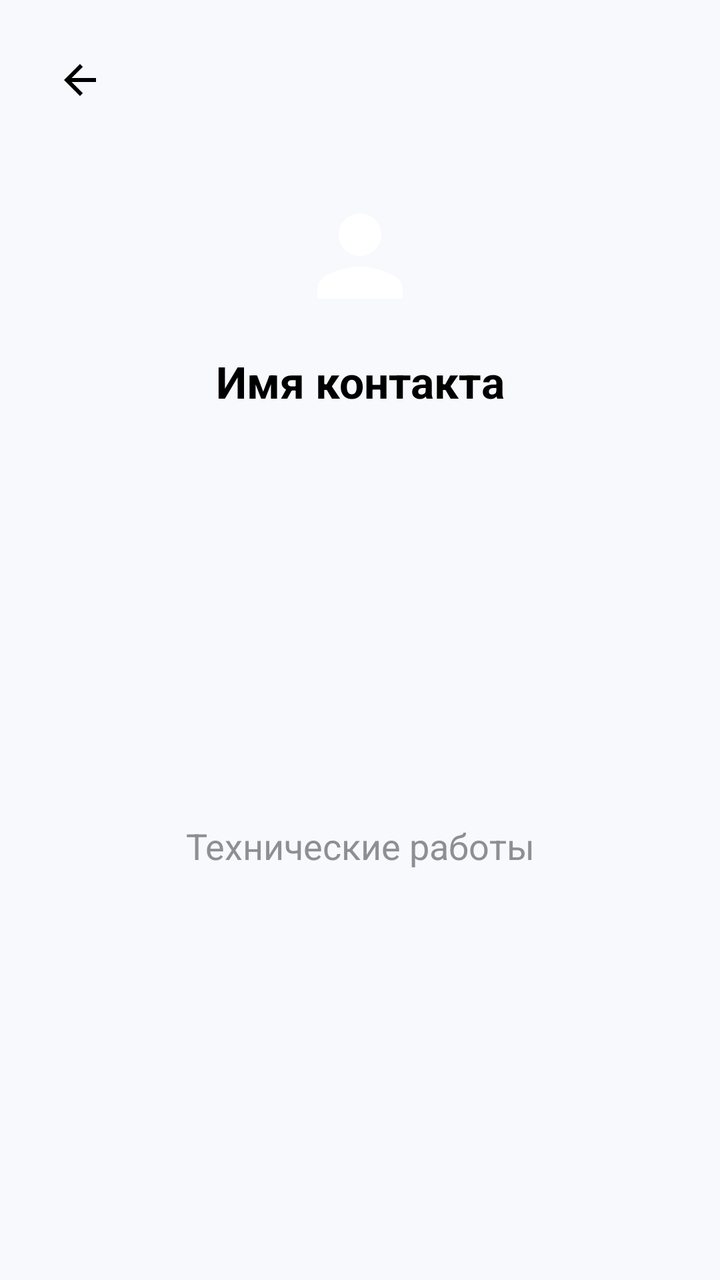
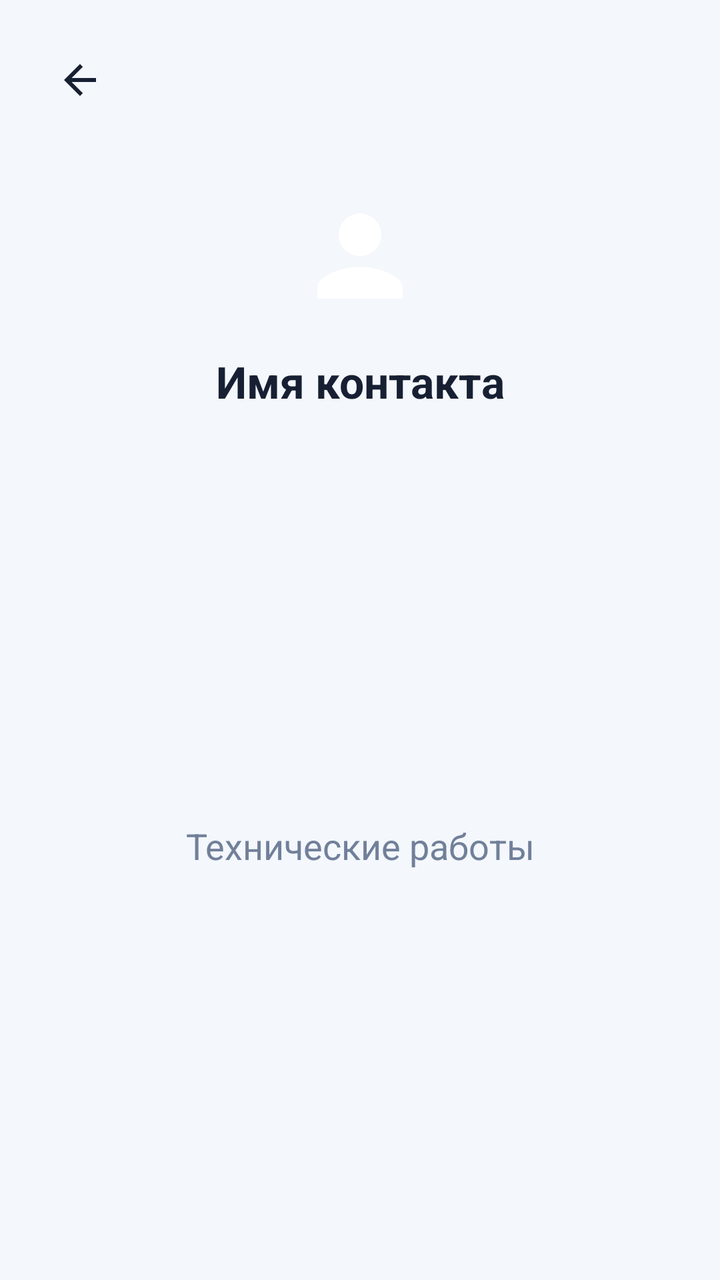

The first picture is an Android layout as it rendered before a commit; the second is the same layout after the commit. The layout source and the unified diff follow.
<!-- AndroidManifest.xml: application theme Theme.Prime -->
<!-- res/layout/activity_chat_person_content.xml -->
<?xml version="1.0" encoding="utf-8"?>
<androidx.constraintlayout.widget.ConstraintLayout xmlns:android="http://schemas.android.com/apk/res/android"
    xmlns:app="http://schemas.android.com/apk/res-auto"
    android:layout_width="match_parent"
    android:layout_height="match_parent"
    android:background="#F7F9FC">

    
    <View
        android:id="@+id/statusBarBackground"
        android:layout_width="match_parent"
        android:layout_height="100dp"
        android:background="#F7F9FC"
        app:layout_constraintTop_toTopOf="parent" />

    <ImageButton
        android:id="@+id/btnBack"
        android:layout_width="48dp"
        android:layout_height="48dp"
        android:layout_marginStart="16dp"
        android:layout_marginTop="16dp"
        android:background="?attr/selectableItemBackgroundBorderless"
        android:src="@drawable/ic_arrow_back"
        app:layout_constraintStart_toStartOf="parent"
        app:layout_constraintTop_toTopOf="parent"
        app:tint="@color/black" />

    <com.google.android.material.imageview.ShapeableImageView
        android:id="@+id/ivChatAvatar"
        android:layout_width="64dp"
        android:layout_height="64dp"
        android:layout_marginTop="32dp"
        android:scaleType="centerCrop"
        android:src="@drawable/ic_person"
        app:layout_constraintEnd_toEndOf="parent"
        app:layout_constraintStart_toStartOf="parent"
        app:layout_constraintTop_toBottomOf="@id/btnBack"
        app:shapeAppearanceOverlay="@style/Rounded15PercentImageView" />

    <TextView
        android:id="@+id/tvChatName"
        android:layout_width="wrap_content"
        android:layout_height="wrap_content"
        android:layout_marginTop="16dp"
        android:text="Имя контакта"
        android:textColor="@color/black"
        android:textSize="22sp"
        android:textStyle="bold"
        app:layout_constraintEnd_toEndOf="parent"
        app:layout_constraintStart_toStartOf="parent"
        app:layout_constraintTop_toBottomOf="@id/ivChatAvatar" />

    <TextView
        android:layout_width="wrap_content"
        android:layout_height="wrap_content"
        android:text="Технические работы"
        android:textSize="18sp"
        android:textColor="#8E8E93"
        app:layout_constraintBottom_toBottomOf="parent"
        app:layout_constraintEnd_toEndOf="parent"
        app:layout_constraintStart_toStartOf="parent"
        app:layout_constraintTop_toBottomOf="@id/tvChatName" />

</androidx.constraintlayout.widget.ConstraintLayout>
<!-- resources referenced by this layout -->
<resources>
  <color name="black">#FF000000</color>
  <!-- drawable ic_arrow_back (drawable) -->
  <vector xmlns:android="http://schemas.android.com/apk/res/android" android:autoMirrored="true" android:height="24dp" android:tint="#FFFFFF" android:viewportHeight="24" android:viewportWidth="24" android:width="24dp">
        
      <path android:fillColor="@android:color/white" android:pathData="M20,11H7.83l5.59,-5.59L12,4l-8,8 8,8 1.41,-1.41L7.83,13H20v-2z"/>
      
  </vector>
  <!-- drawable ic_person (drawable) -->
  <vector xmlns:android="http://schemas.android.com/apk/res/android" android:height="24dp" android:tint="#FFFFFF" android:viewportHeight="24" android:viewportWidth="24" android:width="24dp">
        
      <path android:fillColor="@android:color/white" android:pathData="M12,12c2.21,0 4,-1.79 4,-4s-1.79,-4 -4,-4 -4,1.79 -4,4 1.79,4 4,4zM12,14c-2.67,0 -8,1.34 -8,4v2h16v-2c0,-2.66 -5.33,-4 -8,-4z"/>
      
  </vector>
  <style name="Rounded15PercentImageView">
          <item name="cornerFamily">rounded</item>
          <item name="cornerSize">24dp</item>
      </style>
  <style name="Theme.Prime" parent="Theme.Material3.DayNight.NoActionBar">
          <item name="colorPrimary">@color/prime_background_blue</item>
          <item name="colorOnPrimary">@color/white</item>
          <item name="colorSecondary">@color/prime_button_teal</item>
          <item name="colorOnSecondary">@color/white</item>
          <item name="android:windowBackground">#F7F9FC</item>
          <item name="android:colorBackground">#F7F9FC</item>
          <item name="colorSurface">#F7F9FC</item>
          <item name="colorOnSurface">#1D1B20</item>
          <item name="colorSurfaceVariant">#E7E0EC</item>
          <item name="colorOnSurfaceVariant">#49454F</item>
          <item name="android:statusBarColor">@android:color/transparent</item>
          <item name="android:navigationBarColor">@android:color/transparent</item>
          <item name="android:windowLayoutInDisplayCutoutMode" tools:targetApi="p">shortEdges</item>
          <item name="android:windowLightStatusBar" tools:targetApi="m">true</item>
          <item name="android:windowLightNavigationBar" tools:targetApi="27">true</item>
  
          
          <item name="textAppearanceHeadlineLarge">@style/TextAppearance.Material3.HeadlineLarge</item>
          <item name="textAppearanceTitleMedium">@style/TextAppearance.Material3.TitleMedium</item>
          <item name="shapeAppearanceLargeComponent">@style/ShapeAppearance.Material3.LargeComponent</item>
      </style>
  <color name="prime_background_blue">#154B87</color>
  <color name="white">#FFFFFFFF</color>
  <color name="prime_button_teal">#3EB489</color>
</resources>

<!-- the commit's change to res/layout/activity_chat_person_content.xml (unified diff, before → after) -->
@@ -3,14 +3,14 @@
     xmlns:app="http://schemas.android.com/apk/res-auto"
     android:layout_width="match_parent"
     android:layout_height="match_parent"
-    android:background="#F7F9FC">
+    android:background="@color/prime_base">
 
     
     <View
         android:id="@+id/statusBarBackground"
         android:layout_width="match_parent"
         android:layout_height="100dp"
-        android:background="#F7F9FC"
+        android:background="@color/prime_base"
         app:layout_constraintTop_toTopOf="parent" />
 
     <ImageButton
@@ -23,7 +23,7 @@
         android:src="@drawable/ic_arrow_back"
         app:layout_constraintStart_toStartOf="parent"
         app:layout_constraintTop_toTopOf="parent"
-        app:tint="@color/black" />
+        app:tint="@color/prime_text_primary" />
 
     <com.google.android.material.imageview.ShapeableImageView
         android:id="@+id/ivChatAvatar"
@@ -43,7 +43,7 @@
         android:layout_height="wrap_content"
         android:layout_marginTop="16dp"
         android:text="Имя контакта"
-        android:textColor="@color/black"
+        android:textColor="@color/prime_text_primary"
         android:textSize="22sp"
         android:textStyle="bold"
         app:layout_constraintEnd_toEndOf="parent"
@@ -55,7 +55,7 @@
         android:layout_height="wrap_content"
         android:text="Технические работы"
         android:textSize="18sp"
-        android:textColor="#8E8E93"
+        android:textColor="@color/prime_text_secondary"
         app:layout_constraintBottom_toBottomOf="parent"
         app:layout_constraintEnd_toEndOf="parent"
         app:layout_constraintStart_toStartOf="parent"
<!-- resource entries referenced after the edit -->
@@ -1,6 +1,8 @@
 <!-- resources referenced by this layout -->
 <resources>
-  <color name="black">#FF000000</color>
+  <color name="prime_base">#F4F7FB</color>
+  <color name="prime_text_primary">#172033</color>
+  <color name="prime_text_secondary">#71809A</color>
   <!-- drawable ic_arrow_back (drawable) -->
   <vector xmlns:android="http://schemas.android.com/apk/res/android" android:autoMirrored="true" android:height="24dp" android:tint="#FFFFFF" android:viewportHeight="24" android:viewportWidth="24" android:width="24dp">
         
@@ -18,16 +20,17 @@
           <item name="cornerSize">24dp</item>
       </style>
   <style name="Theme.Prime" parent="Theme.Material3.DayNight.NoActionBar">
-          <item name="colorPrimary">@color/prime_background_blue</item>
+          <item name="colorPrimary">@color/prime_brand</item>
+          <item name="colorAccent">@color/prime_brand</item>
           <item name="colorOnPrimary">@color/white</item>
-          <item name="colorSecondary">@color/prime_button_teal</item>
+          <item name="colorSecondary">@color/prime_brand</item>
           <item name="colorOnSecondary">@color/white</item>
-          <item name="android:windowBackground">#F7F9FC</item>
-          <item name="android:colorBackground">#F7F9FC</item>
-          <item name="colorSurface">#F7F9FC</item>
-          <item name="colorOnSurface">#1D1B20</item>
-          <item name="colorSurfaceVariant">#E7E0EC</item>
-          <item name="colorOnSurfaceVariant">#49454F</item>
+          <item name="android:windowBackground">@color/prime_base</item>
+          <item name="android:colorBackground">@color/prime_base</item>
+          <item name="colorSurface">@color/prime_base</item>
+          <item name="colorOnSurface">@color/prime_text_primary</item>
+          <item name="colorSurfaceVariant">@color/prime_surface</item>
+          <item name="colorOnSurfaceVariant">@color/prime_text_secondary</item>
           <item name="android:statusBarColor">@android:color/transparent</item>
           <item name="android:navigationBarColor">@android:color/transparent</item>
           <item name="android:windowLayoutInDisplayCutoutMode" tools:targetApi="p">shortEdges</item>
@@ -39,8 +42,8 @@
           <item name="textAppearanceTitleMedium">@style/TextAppearance.Material3.TitleMedium</item>
           <item name="shapeAppearanceLargeComponent">@style/ShapeAppearance.Material3.LargeComponent</item>
       </style>
-  <color name="prime_background_blue">#154B87</color>
+  <color name="prime_brand">#154B87</color>
   <color name="white">#FFFFFFFF</color>
-  <color name="prime_button_teal">#3EB489</color>
+  <color name="prime_surface">#FFFFFF</color>
 </resources>
 
